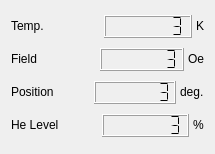
northriv/KAME, file modules/qd/qdppmsform.ui: the form before one commit.
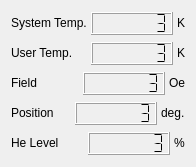
The form after the commit.

What changed in the file:
```diff
--- a/modules/qd/qdppmsform.ui
+++ b/modules/qd/qdppmsform.ui
@@ -6,8 +6,8 @@
    <rect>
     <x>0</x>
     <y>0</y>
-    <width>215</width>
-    <height>154</height>
+    <width>189</width>
+    <height>167</height>
    </rect>
   </property>
   <property name="windowTitle">
@@ -29,7 +29,7 @@
          </sizepolicy>
         </property>
         <property name="text">
-         <string>Temp.</string>
+         <string>System Temp.</string>
         </property>
         <property name="wordWrap">
          <bool>false</bool>
@@ -82,6 +82,73 @@
       </item>
      </layout>
     </item>
+    <item>
+     <layout class="QHBoxLayout" name="_5">
+      <property name="spacing">
+       <number>4</number>
+      </property>
+      <item>
+       <widget class="QLabel" name="textLabel8_5">
+        <property name="sizePolicy">
+         <sizepolicy hsizetype="Preferred" vsizetype="Fixed">
+          <horstretch>0</horstretch>
+          <verstretch>0</verstretch>
+         </sizepolicy>
+        </property>
+        <property name="text">
+         <string>User Temp.</string>
+        </property>
+        <property name="wordWrap">
+         <bool>false</bool>
+        </property>
+       </widget>
+      </item>
+      <item>
+       <widget class="QLCDNumber" name="m_lcdTempRotator">
+        <property name="frameShape">
+         <enum>QFrame::Box</enum>
+        </property>
+        <property name="frameShadow">
+         <enum>QFrame::Raised</enum>
+        </property>
+        <property name="smallDecimalPoint">
+         <bool>false</bool>
+        </property>
+        <property name="digitCount">
+         <number>7</number>
+        </property>
+        <property name="mode">
+         <enum>QLCDNumber::Dec</enum>
+        </property>
+        <property name="segmentStyle">
+         <enum>QLCDNumber::Flat</enum>
+        </property>
+        <property name="value" stdset="0">
+         <double>3.000000000000000</double>
+        </property>
+        <property name="intValue" stdset="0">
+         <number>3</number>
+        </property>
+       </widget>
+      </item>
+      <item>
+       <widget class="QLabel" name="textLabel12_5">
+        <property name="sizePolicy">
+         <sizepolicy hsizetype="Fixed" vsizetype="Fixed">
+          <horstretch>0</horstretch>
+          <verstretch>0</verstretch>
+         </sizepolicy>
+        </property>
+        <property name="text">
+         <string>K</string>
+        </property>
+        <property name="wordWrap">
+         <bool>false</bool>
+        </property>
+       </widget>
+      </item>
+     </layout>
+    </item>
     <item>
      <layout class="QHBoxLayout" name="_2">
       <property name="spacing">
```
